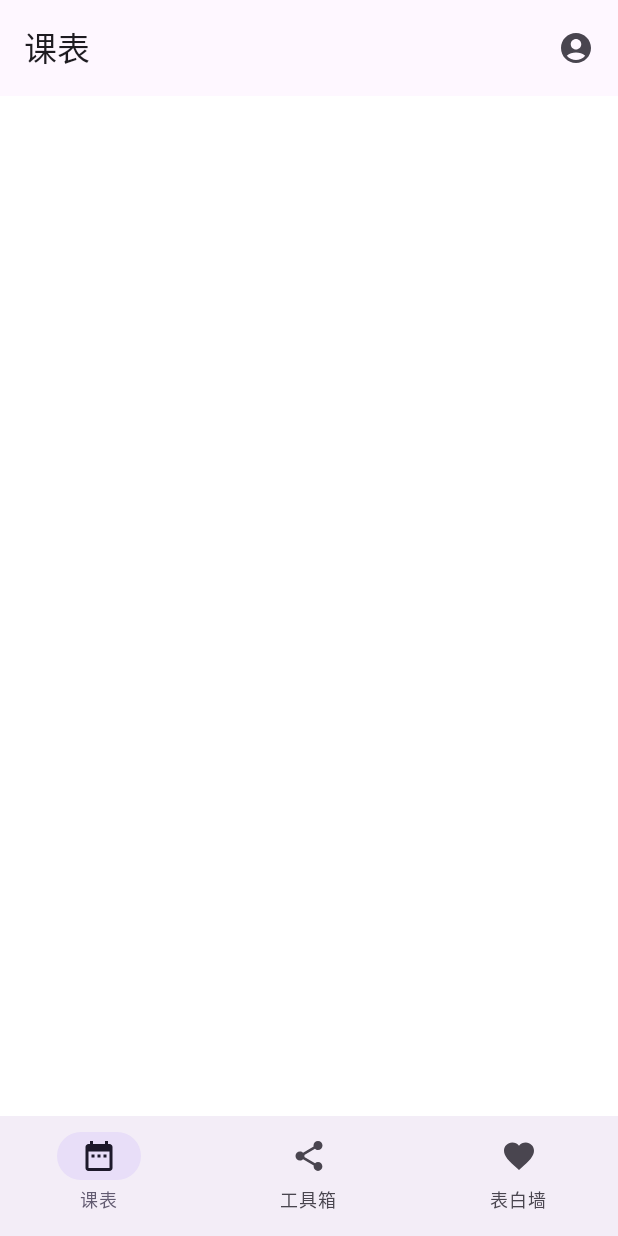
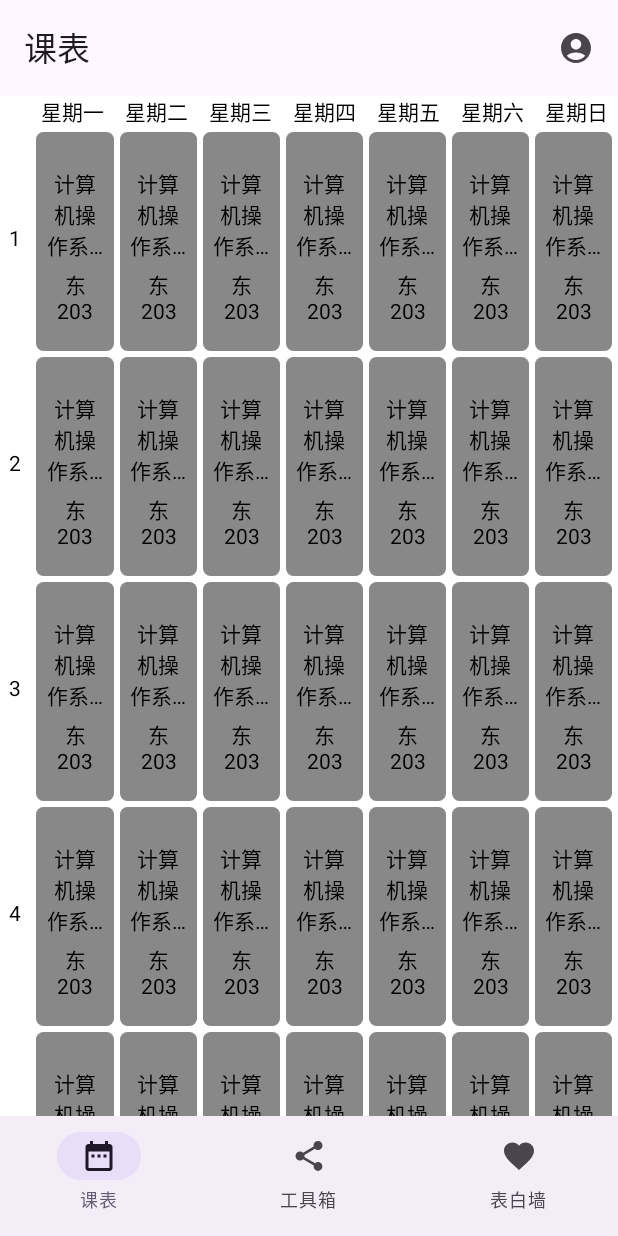
Before and after one commit to theonenull/FUUPlugins, an Android app built with Jetpack Compose: the @Preview function MainFrameworkPreview, on a phone screen of 412 x 824 dp. Run offline under Robolectric (Android 15) with nearby library versions, the phone set to English and light mode, and no system bars.

Commit message:
feat(MainActivity->ClassSchedule): 添加了课表视图
*星期栏
*课表卡
*课表表格
*侧边栏
*课表总览

未解决 侧边栏与课表表格的对应问题

```diff
--- /dev/null
+++ b/app/src/main/java/com/example/fuuplugins/activity/mainActivity/ui/ClassSchedule.kt
@@ -0,0 +1,402 @@
+package com.example.fuuplugins.activity.mainActivity.ui
+
+import android.text.format.DateUtils
+import android.util.Log
+import androidx.compose.foundation.ExperimentalFoundationApi
+import androidx.compose.foundation.ScrollState
+import androidx.compose.foundation.background
+import androidx.compose.foundation.gestures.animateScrollBy
+import androidx.compose.foundation.gestures.scrollable
+import androidx.compose.foundation.layout.Arrangement
+import androidx.compose.foundation.layout.Box
+import androidx.compose.foundation.layout.Column
+import androidx.compose.foundation.layout.PaddingValues
+import androidx.compose.foundation.layout.Row
+import androidx.compose.foundation.layout.Spacer
+import androidx.compose.foundation.layout.aspectRatio
+import androidx.compose.foundation.layout.fillMaxHeight
+import androidx.compose.foundation.layout.fillMaxSize
+import androidx.compose.foundation.layout.fillMaxWidth
+import androidx.compose.foundation.layout.height
+import androidx.compose.foundation.layout.padding
+import androidx.compose.foundation.layout.size
+import androidx.compose.foundation.layout.width
+import androidx.compose.foundation.layout.widthIn
+import androidx.compose.foundation.layout.wrapContentHeight
+import androidx.compose.foundation.layout.wrapContentWidth
+import androidx.compose.foundation.lazy.LazyColumn
+import androidx.compose.foundation.lazy.LazyListState
+import androidx.compose.foundation.lazy.grid.GridCells
+import androidx.compose.foundation.lazy.grid.LazyGridState
+import androidx.compose.foundation.lazy.grid.LazyHorizontalGrid
+import androidx.compose.foundation.lazy.grid.LazyVerticalGrid
+import androidx.compose.foundation.lazy.grid.rememberLazyGridState
+import androidx.compose.foundation.lazy.rememberLazyListState
+import androidx.compose.foundation.pager.HorizontalPager
+import androidx.compose.foundation.rememberScrollState
+import androidx.compose.foundation.shape.RoundedCornerShape
+import androidx.compose.foundation.verticalScroll
+import androidx.compose.material.icons.Icons
+import androidx.compose.material.icons.filled.Close
+import androidx.compose.material.icons.filled.Info
+import androidx.compose.material3.AlertDialog
+import androidx.compose.material3.Card
+import androidx.compose.material3.ExperimentalMaterial3Api
+import androidx.compose.material3.FloatingActionButton
+import androidx.compose.material3.Icon
+import androidx.compose.material3.IconButton
+import androidx.compose.material3.Surface
+import androidx.compose.material3.Text
+import androidx.compose.material3.TopAppBar
+import androidx.compose.runtime.Composable
+import androidx.compose.runtime.LaunchedEffect
+import androidx.compose.runtime.State
+import androidx.compose.runtime.derivedStateOf
+import androidx.compose.runtime.getValue
+import androidx.compose.runtime.mutableStateOf
+import androidx.compose.runtime.remember
+import androidx.compose.ui.Alignment
+import androidx.compose.ui.Modifier
+import androidx.compose.ui.draw.clip
+import androidx.compose.ui.graphics.Color
+import androidx.compose.ui.graphics.RectangleShape
+import androidx.compose.ui.text.TextStyle
+import androidx.compose.ui.text.font.FontFamily
+import androidx.compose.ui.text.style.TextAlign
+import androidx.compose.ui.text.style.TextOverflow
+import androidx.compose.ui.tooling.preview.Preview
+import androidx.compose.ui.unit.dp
+import androidx.compose.ui.unit.sp
+import androidx.compose.ui.window.Dialog
+
+@OptIn(ExperimentalFoundationApi::class)
+@Composable
+fun ClassSchedule(){
+    val gridState = rememberLazyGridState()
+    val sidebarSlideState = rememberScrollState()
+    val index by remember {
+        derivedStateOf { gridState.firstVisibleItemIndex }
+    }
+    LaunchedEffect(index){
+        sidebarSlideState.animateScrollTo(index)
+    }
+    Column {
+        TimeOfWeekColumn()
+        Row (
+            modifier = Modifier
+                .weight(1f)
+                .fillMaxWidth()
+        ){
+            Box(modifier = Modifier
+                .wrapContentWidth()
+                .fillMaxHeight()){
+                Sidebar(
+                    sidebarSlideState
+                )
+            }
+            HorizontalPager(
+                pageCount = 10,
+                modifier = Modifier
+                    .weight(1f)
+                    .fillMaxHeight()
+            ) {
+                Box(
+                    Modifier.fillMaxSize()
+                ) {
+                    CourseGrid(
+
+                    )
+                }
+            }
+        }
+    }
+}
+
+@Composable
+@Preview
+fun ClassSchedulePreview(){
+    ClassSchedule()
+}
+@Composable
+fun ClassCard(){
+    Column (
+        modifier = Modifier
+            .height(150.dp)
+            .fillMaxWidth()
+            .background(Color.Transparent)
+            .padding(vertical = 2.dp, horizontal = 2.dp)
+            .clip(RoundedCornerShape(5.dp))
+            .background(Color.Gray)
+            .padding(vertical = 10.dp, horizontal = 5.dp),
+        verticalArrangement = Arrangement.Center,
+        horizontalAlignment = Alignment.CenterHorizontally
+    ){
+        Text(
+            text = "计算机操作系统计算机操作系统计算机操作系统",
+            maxLines = 3,
+            overflow = TextOverflow.Ellipsis,
+            textAlign = TextAlign.Center,
+            modifier = Modifier
+                .padding(top = 5.dp)
+        )
+        Text(
+            text = "东",
+            maxLines = 3,
+            overflow = TextOverflow.Ellipsis,
+            textAlign = TextAlign.Center,
+            modifier = Modifier
+                .padding(top = 5.dp)
+        )
+        Text(
+            text = "203",
+            maxLines = 3,
+            overflow = TextOverflow.Ellipsis,
+            textAlign = TextAlign.Center
+        )
+    }
+}
+@Composable
+@Preview(device = "spec:width=200px,height=2340px,dpi=440")
+fun EmptyClassCard(){
+    Column (
+        modifier = Modifier
+            .height(150.dp)
+            .fillMaxWidth()
+            .clip(RoundedCornerShape(5.dp))
+            .background(Color.Transparent)
+            .padding(vertical = 10.dp, horizontal = 5.dp),
+        verticalArrangement = Arrangement.Center,
+        horizontalAlignment = Alignment.CenterHorizontally
+    ){
+
+    }
+}
+
+@Composable
+@Preview(device = "spec:width=200px,height=2340px,dpi=440")
+fun ClassCardPreview(){
+    ClassCard()
+}
+
+@Composable
+fun Sidebar(
+    sidebarSlideState: ScrollState = rememberScrollState()
+){
+    Column(
+        modifier = Modifier
+            .fillMaxHeight()
+            .width(20.dp)
+            .verticalScroll(
+                state = sidebarSlideState
+            ),
+    ){
+        (1..11).forEachIndexed { _, item ->
+            Box(
+                modifier = Modifier
+                    .height(150.dp)
+                    .wrapContentWidth(Alignment.CenterHorizontally)
+            ) {
+                Text(
+                    text = item.toString(),
+                    modifier = Modifier
+                        .align(Alignment.Center)
+                        .fillMaxWidth()
+                        .wrapContentHeight()
+                        .padding(horizontal = 1.dp),
+                    textAlign = TextAlign.Center
+                )
+            }
+        }
+    }
+}
+
+@Composable
+@Preview
+fun SidebarPreview(){
+    Sidebar()
+}
+
+
+
+
+@Composable
+@Preview
+fun ClassDialogPreview(){
+    val showDialog = remember {
+        mutableStateOf(true)
+    }
+    ClassDialog(title = "", message = "", showClassDialog = showDialog) {
+        showDialog.value = false
+    }
+}
+
+
+@OptIn(ExperimentalMaterial3Api::class, ExperimentalMaterial3Api::class)
+@Composable
+fun ClassDialog(
+    title: String,
+    message: String,
+    backgroundColor: Color = Color(0xFFCCCCCC),
+    showClassDialog : State<Boolean>,
+    onDismissRequest: () -> Unit,
+) {
+    if (showClassDialog.value){
+        Dialog(onDismissRequest = onDismissRequest) {
+            Column(
+                Modifier
+                    .clip(RoundedCornerShape(10.dp))
+                    .fillMaxWidth()
+                    .background(backgroundColor),
+                verticalArrangement = Arrangement.Center,
+                horizontalAlignment = Alignment.CenterHorizontally
+            ) {
+                TopAppBar(
+                    title = { /*TODO*/ },
+                    actions = {
+                        IconButton(onClick = { onDismissRequest.invoke() }) {
+                            Icon(
+                                imageVector = Icons.Filled.Close,
+                                contentDescription = null,
+                                modifier = Modifier
+                                    .fillMaxHeight()
+                                    .aspectRatio(1f)
+                                    .padding(10.dp)
+                            )
+                        }
+                    },
+                    modifier = Modifier
+                        .height(50.dp)
+                )
+                Text(
+                    text = "人工智能",
+                    color = Color.Blue,
+                    style = TextStyle(fontSize = 30.sp)
+                )
+                LazyColumn(
+                    modifier = Modifier
+                        .padding(vertical = 20.dp)
+                        .fillMaxWidth(0.7f)
+                ){
+                    ClassScheduleNotificationDisplayProperties.forEachIndexed { index, item ->
+                        item{
+                            Row(
+                                modifier = Modifier
+                                    .fillMaxWidth()
+                                    .padding(top = if (index != 0) 10.dp else 0.dp),
+                                verticalAlignment = Alignment.CenterVertically,
+                                horizontalArrangement = Arrangement.Center
+                            ) {
+                                Text(
+                                    modifier = Modifier
+                                        .weight(3f),
+                                    textAlign = TextAlign.End,
+                                    text = item
+                                )
+                                Text(
+                                    modifier = Modifier
+                                        .padding(start = 20.dp)
+                                        .weight(6f)
+                                        .wrapContentHeight(),
+                                    textAlign = TextAlign.Start,
+                                    text = item
+                                )
+                            }
+                        }
+                    }
+                }
+                Row (
+                    modifier = Modifier
+                        .fillMaxWidth()
+                        .wrapContentHeight()
+                        .padding(horizontal = 40.dp, vertical = 10.dp)
+                ){
+                    FloatingActionButton(
+                        onClick = { /*TODO*/ },
+                        modifier = Modifier
+                            .weight(1f)
+                            .height(40.dp)
+                    ) {
+
+                    }
+                    Spacer(modifier = Modifier.width(20.dp))
+                    FloatingActionButton(
+                        onClick = { /*TODO*/ },
+                        modifier = Modifier
+                            .weight(1f)
+                            .height(40.dp)
+                    ) {
+
+                    }
+                }
+            }
+        }
+    }
+
+}
+
+@Composable
+fun CourseGrid(
+    lazyGridState : LazyGridState = rememberLazyGridState()
+){
+    rememberLazyListState()
+    val index by remember {
+        derivedStateOf { lazyGridState.firstVisibleItemIndex }
+    }
+    LazyVerticalGrid(
+        columns = GridCells.Fixed(7),
+        contentPadding = PaddingValues(horizontal = 2.dp, vertical = 2.dp),
+        state = lazyGridState
+    ){
+        items(77) {
+            ClassCard()
+        }
+    }
+}
+
+@Composable
+@Preview
+fun CourseGridPreview(){
+    CourseGrid()
+}
+
+@Composable
+
+fun TimeOfWeekColumn(){
+    Row(
+        modifier = Modifier
+            .fillMaxWidth()
+            .height(20.dp),
+        verticalAlignment = Alignment.CenterVertically,
+        horizontalArrangement = Arrangement.Center
+    ) {
+        Spacer(modifier = Modifier.width(20.dp))
+
+        WeekDay.values().forEach { item ->
+            Text(
+                text = item.chineseName,
+                modifier = Modifier
+                    .weight(1f)
+                    .wrapContentHeight(),
+                textAlign = TextAlign.Center
+            )
+        }
+    }
+}
+
+@Composable
+@Preview
+fun TimeOfWeekColumnPreview(){
+    TimeOfWeekColumn()
+}
+
+val ClassScheduleNotificationDisplayProperties = listOf("教室","教师","节数","周数","备注",)
+
+enum class WeekDay(val chineseName: String, val englishName: String) {
+    MONDAY("星期一", "Monday"),
+    TUESDAY("星期二", "Tuesday"),
+    WEDNESDAY("星期三", "Wednesday"),
+    THURSDAY("星期四", "Thursday"),
+    FRIDAY("星期五", "Friday"),
+    SATURDAY("星期六", "Saturday"),
+    SUNDAY("星期日", "Sunday"),
+}
--- a/app/src/main/java/com/example/fuuplugins/activity/mainActivity/ui/MainFramework.kt
+++ b/app/src/main/java/com/example/fuuplugins/activity/mainActivity/ui/MainFramework.kt
@@ -103,7 +103,9 @@ fun MainFramework(){
                         modifier = Modifier
                             .weight(1f)
                             .fillMaxWidth()
-                    )
+                    ){
+                        ClassSchedule()
+                    }
                     NavigationBar {
                         ListOfPages.forEachIndexed { index, item ->
                             NavigationBarItem(
```
